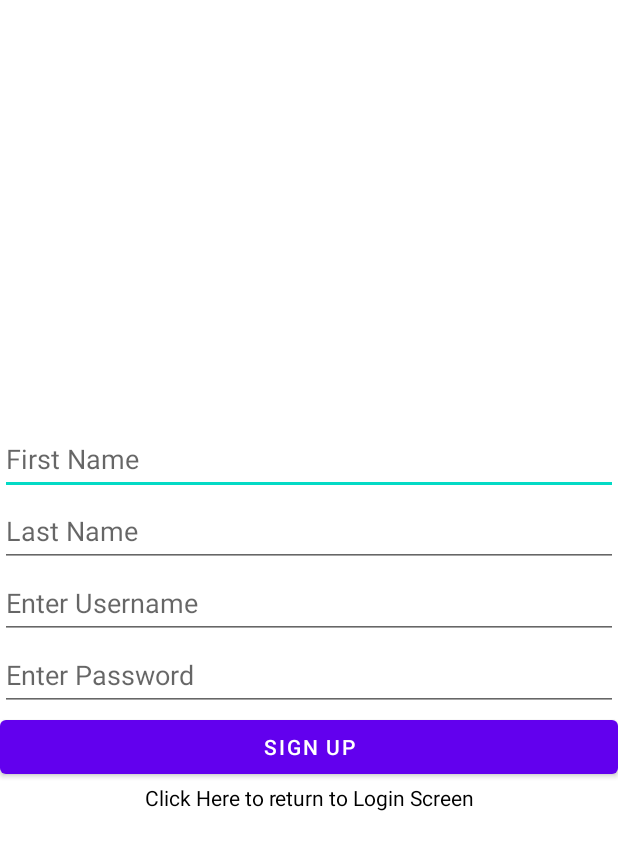
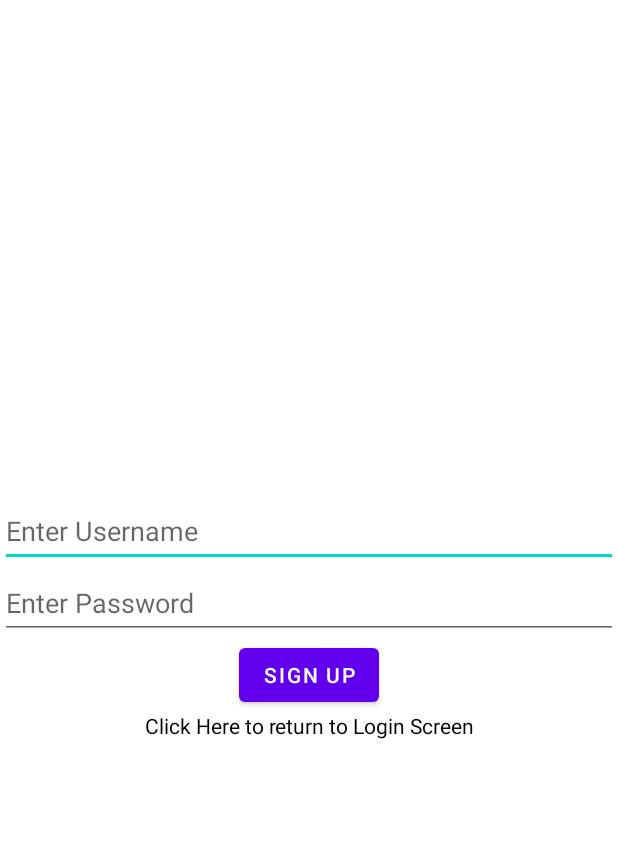
Before and after one commit to uOttawa-Summer2022/Project-Group-5, an Android app: the layout signup.xml on its own in the app's theme, with its tools: preview values and no code run, on a phone screen of 412 x 824 dp. Shown: the top 850 px of the screen. Run offline under Robolectric (Android 15) with nearby library versions, the phone set to English and light mode, and no system bars.

Commit message:
adjusted UI

```diff
--- a/app/src/main/res/layout/signup.xml
+++ b/app/src/main/res/layout/signup.xml
@@ -8,24 +8,6 @@
         android:layout_height="match_parent"
         android:gravity="center"
         android:orientation="vertical">
-
-        <EditText
-            android:id="@+id/firstNameForm"
-            android:layout_width="match_parent"
-            android:layout_height="wrap_content"
-            android:ems="10"
-            android:hint="@string/firstNameForm"
-            android:inputType="textPersonName"
-            android:minHeight="48dp" />
-
-        <EditText
-            android:id="@+id/lastNameForm"
-            android:layout_width="match_parent"
-            android:layout_height="wrap_content"
-            android:ems="10"
-            android:hint="@string/lastNameForm"
-            android:inputType="textPersonName"
-            android:minHeight="48dp" />
 
         <EditText
             android:id="@+id/usernameForm"
@@ -47,7 +29,7 @@
 
         <Button
             android:id="@+id/btnSignup"
-            android:layout_width="match_parent"
+            android:layout_width="wrap_content"
             android:layout_height="wrap_content"
             android:text="@string/signUpBtn" />
 
--- a/app/src/main/res/values/strings.xml
+++ b/app/src/main/res/values/strings.xml
@@ -4,8 +4,6 @@
     <string name="password">Password</string>
     <string name="login">Log In</string>
     <string name="signUp">Click Here to Sign Up</string>
-    <string name="firstNameForm">First Name</string>
-    <string name="lastNameForm">Last Name</string>
     <string name="usernameForm">Enter Username</string>
     <string name="passwordForm">Enter Password</string>
     <string name="signUpBtn">Sign Up</string>'
```
